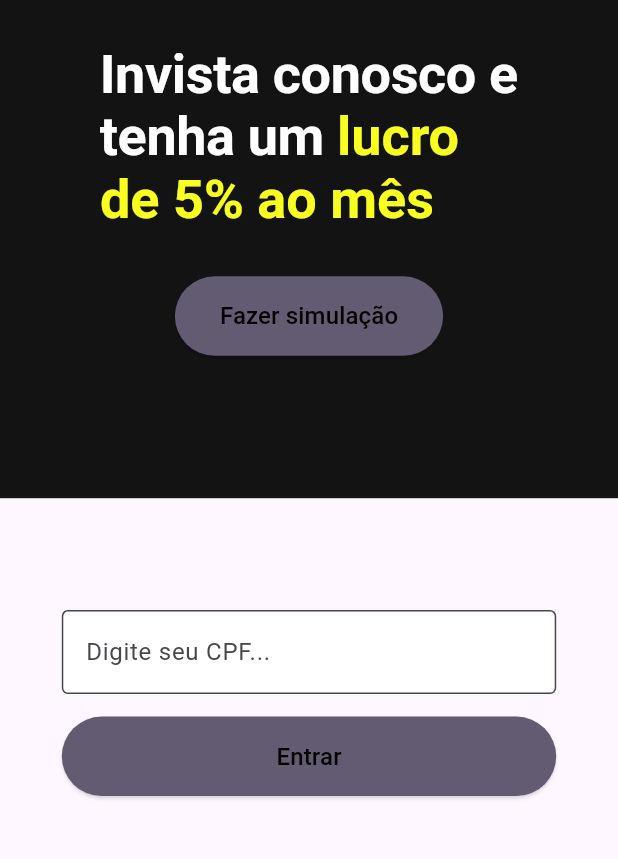
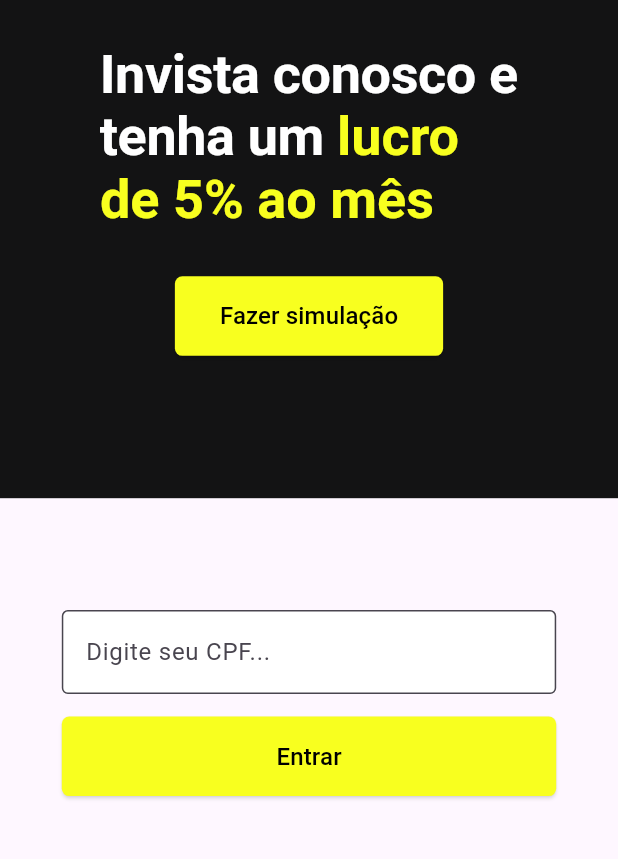
Before and after one commit to gabrielcarsa/durizi_app, a Flutter app: the screen it shows after launch, on a phone screen of 412 x 824 dp, the part 367-1226 px from its top. Run offline on Flutter 3.47's test engine with Material 3 defaults, Android fonts, the phone set to English and light mode, and no system bars; our stand-ins replace carousel_slider, firebase_core, firebase_database, fl_chart; accounts and stored records are empty.

Commit message:
fix: erros com atualizacao flutter

```diff
--- a/lib/layout/temas.dart
+++ b/lib/layout/temas.dart
@@ -2,7 +2,6 @@ import 'package:flutter/material.dart';
 
 final lightTheme = ThemeData(
   primaryColor: const Color(0xFF5964FB),
-  accentColor: const Color(0xFFA9B3FF),
   backgroundColor: const Color(0xFFFFFFFF),
   dividerColor: Colors.black26,
   indicatorColor: const Color(0xFF000000),
@@ -35,7 +34,6 @@ final lightTheme = ThemeData(
 
 final darkTheme = ThemeData(
   primaryColor: const Color(0xFFF8FF1F),
-  accentColor: const Color(0xFFF8FF1F),
   backgroundColor: const Color(0xFF212121),
   scaffoldBackgroundColor: const Color(0xFF131314),
   indicatorColor: const Color(0xFFFFFFFF),
--- a/lib/pages/home.dart
+++ b/lib/pages/home.dart
@@ -189,9 +189,9 @@ class _HomeState extends State<Home> {
                 clienteProvider.logout();
               },
             ),
-            Row(
+            const Row(
               mainAxisAlignment: MainAxisAlignment.center,
-              children: const [
+              children: [
                 Text(
                   'Desenvolvido por GHC Tecnologia',
                   style: TextStyle(
--- a/lib/pages/login.dart
+++ b/lib/pages/login.dart
@@ -138,8 +138,14 @@ class _LoginState extends State<Login> {
                               const EdgeInsets.symmetric(
                                   vertical: 15, horizontal: 30),
                             ),
+                            shape: MaterialStateProperty.all<
+                                RoundedRectangleBorder>(
+                              RoundedRectangleBorder(
+                                borderRadius: BorderRadius.circular(5),
+                              ),
+                            ),
                             backgroundColor: MaterialStateProperty.all(
-                                Theme.of(context).accentColor),
+                                Theme.of(context).primaryColor),
                           ),
                           child: Text(
                             'Fazer simulação',
@@ -208,7 +214,13 @@ class _LoginState extends State<Login> {
                             shadowColor:
                                 MaterialStateProperty.all(Colors.white),
                             backgroundColor: MaterialStateProperty.all(
-                                Theme.of(context).accentColor),
+                                Theme.of(context).primaryColor),
+                            shape: MaterialStateProperty.all<
+                                RoundedRectangleBorder>(
+                              RoundedRectangleBorder(
+                                borderRadius: BorderRadius.circular(5),
+                              ),
+                            ),
                             padding: MaterialStateProperty.all(
                               const EdgeInsets.symmetric(vertical: 15),
                             ),
--- a/lib/widgets/grafico_evolucao.dart
+++ b/lib/widgets/grafico_evolucao.dart
@@ -92,7 +92,7 @@ class _LineChartSample2State extends State<LineChartSample2> {
 
     List<Color> gradientColors = [
       Theme.of(context).primaryColor,
-      Theme.of(context).accentColor,
+      Theme.of(context).primaryColor,
     ];
 
     return LineChartData(
--- a/pubspec.yaml
+++ b/pubspec.yaml
@@ -40,6 +40,7 @@ dependencies:
   intl: ^0.18.1
   fl_chart: ^0.62.0
   carousel_slider: ^4.2.1
+  flutter_pdfview: ^1.3.2
 
 dev_dependencies:
   flutter_test:
```
Also changed, not shown: lib/pages/aporteScreen.dart (+12 -4 lines), lib/pages/saqueScreen.dart (+8 -1 lines), pubspec.lock, 1 other file.
